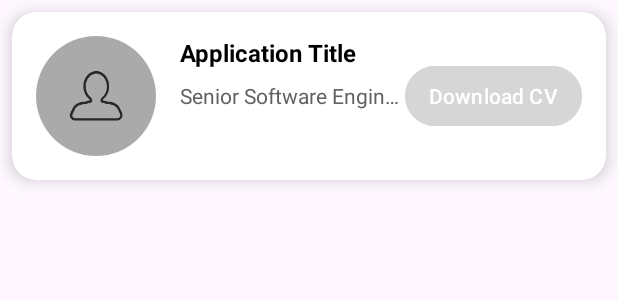
After one commit to Mohamad-Dib/AndroidProject, an Android app built with Jetpack Compose: the layout application_item.xml on its own in the app's theme, with its tools: preview values and no code run, on a phone screen of 412 x 824 dp. The commit adds this screen. Shown: the top 300 px of the screen. Run offline under Robolectric (Android 15) with nearby library versions, the phone set to English and light mode, and no system bars.

Commit message:
Bug fixes Added Applications

```diff
--- a/app/src/main/AndroidManifest.xml
+++ b/app/src/main/AndroidManifest.xml
@@ -28,9 +28,12 @@
         <activity
             android:name=".JobPostListFragment"
             android:exported="false"
+            android:enableOnBackInvokedCallback="true"
+
             android:theme="@style/Theme.JobPortal" />
         <activity
             android:name=".JobListingFragement"
+
             android:exported="false" />
         <activity
             android:name=".JobPosting"
--- /dev/null
+++ b/app/src/main/res/drawable/circle_background.xml
@@ -0,0 +1,4 @@
+<shape xmlns:android="http://schemas.android.com/apk/res/android"
+    android:shape="oval">
+    <solid android:color="@android:color/darker_gray" />
+</shape>
--- /dev/null
+++ b/app/src/main/res/drawable/ic_application.xml
@@ -0,0 +1,5 @@
+<vector xmlns:android="http://schemas.android.com/apk/res/android" android:height="24dp" android:tint="#000000" android:viewportHeight="24" android:viewportWidth="24" android:width="24dp">
+
+    <path android:fillColor="@android:color/white" android:pathData="M20,2H4.01c-1.1,0 -2,0.9 -2,2L2,22l4,-4h14c1.1,0 2,-0.9 2,-2V4C22,2.9 21.1,2 20,2zM12,6c1.1,0 2,0.9 2,2s-0.9,2 -2,2s-2,-0.9 -2,-2S10.9,6 12,6zM16,14H8v-0.57c0,-0.81 0.48,-1.53 1.22,-1.85C10.07,11.21 11.01,11 12,11c0.99,0 1.93,0.21 2.78,0.58C15.52,11.9 16,12.62 16,13.43V14z"/>
+
+</vector>
--- /dev/null
+++ b/app/src/main/res/layout/application_item.xml
@@ -0,0 +1,73 @@
+<androidx.cardview.widget.CardView
+    xmlns:android="http://schemas.android.com/apk/res/android"
+    xmlns:app="http://schemas.android.com/apk/res-auto"
+    android:layout_width="match_parent"
+    android:layout_height="wrap_content"
+    android:layout_margin="8dp"
+    app:cardCornerRadius="16dp"
+    app:cardElevation="6dp">
+
+    <LinearLayout
+        android:layout_width="match_parent"
+        android:layout_height="wrap_content"
+        android:orientation="horizontal"
+        android:padding="16dp">
+
+        <!-- Profile Image -->
+        <ImageView
+            android:id="@+id/profileImageView"
+            android:layout_width="80dp"
+            android:layout_height="80dp"
+            android:layout_marginEnd="16dp"
+            android:src="@drawable/ic_default_profile"
+            android:scaleType="centerCrop"
+            android:background="@drawable/circle_background"
+            android:contentDescription="Profile Photo" />
+
+        <!-- Text Content -->
+        <LinearLayout
+            android:layout_width="0dp"
+            android:layout_height="wrap_content"
+            android:layout_weight="1"
+            android:orientation="vertical">
+
+            <!-- Application Title -->
+            <TextView
+                android:id="@+id/applicationTitleTextView"
+                android:layout_width="match_parent"
+                android:layout_height="wrap_content"
+                android:text="Application Title"
+                android:textStyle="bold"
+                android:textSize="16sp"
+                android:textColor="@color/black"
+                android:layout_marginBottom="8dp"
+
+                android:ellipsize="end" />
+
+            <!-- Job Title (Optional for better design) -->
+            <TextView
+                android:id="@+id/jobTitleTextView"
+                android:layout_width="match_parent"
+                android:layout_height="wrap_content"
+                android:text="Senior Software Engineer"
+                android:textSize="14sp"
+                android:textColor="@color/dark_gray"
+                android:layout_marginBottom="4dp"
+                android:ellipsize="end"
+                android:maxLines="1" />
+        </LinearLayout>
+
+        <!-- Download CV Button -->
+        <Button
+            android:id="@+id/downloadCvButton"
+            android:layout_width="wrap_content"
+            android:layout_height="wrap_content"
+            android:text="Download CV"
+            android:textAllCaps="false"
+            android:textColor="@android:color/white"
+            android:backgroundTint="@color/colorPrimary"
+            android:paddingHorizontal="16dp"
+            android:paddingVertical="8dp"
+            android:layout_gravity="center_vertical" />
+    </LinearLayout>
+</androidx.cardview.widget.CardView>
```
Also changed, not shown: app/src/main/java/com/example/jobportal/ApplicationsAdapter.kt (added, +57 -0 lines), app/src/main/java/com/example/jobportal/ApplicationsFragment.kt (added, +79 -0 lines), app/src/main/java/com/example/jobportal/JobApplication.kt (added, +11 -0 lines), app/src/main/java/com/example/jobportal/JobPostListFragment.kt (+58 -3 lines), app/src/main/java/com/example/jobportal/MainActivity.kt (+18 -2 lines), app/src/main/res/layout/fragment_applications.xml (added, +14 -0 lines), app/src/main/res/menu/bottom_nav_menu.xml (+13 -5 lines).
